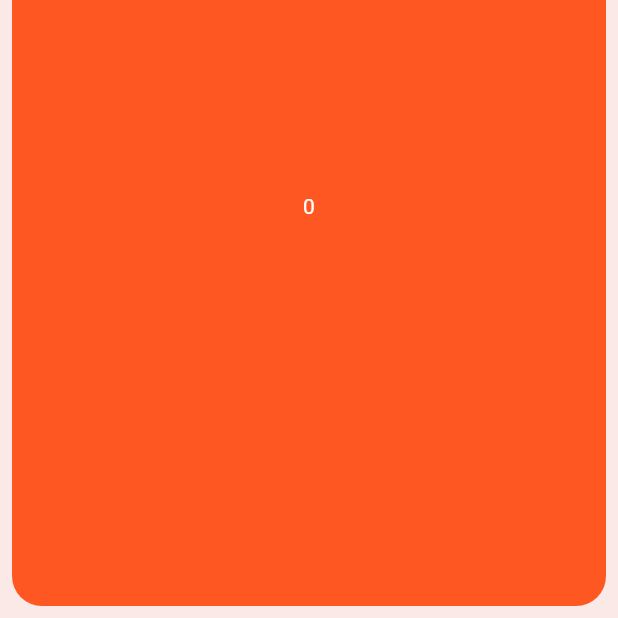
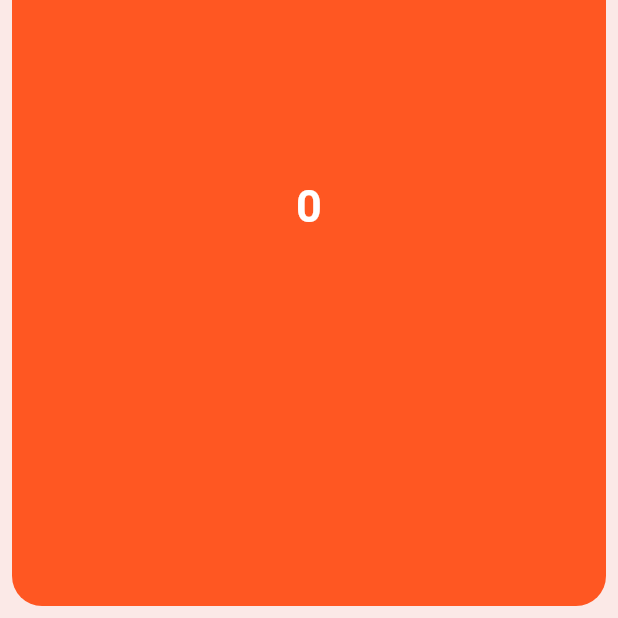
Before and after one commit to tinashemahwenda/calculator, a Flutter app: the screen it shows after launch, on a phone screen of 412 x 824 dp, the part 618-1236 px from its top. Run offline on Flutter 3.47's test engine with Material 2 defaults, Android fonts, the phone set to English and light mode, and no system bars.

Commit message:
Update buttons.dart

```diff
--- a/calc/lib/buttons.dart
+++ b/calc/lib/buttons.dart
@@ -18,7 +18,8 @@ class MyButton extends StatelessWidget {
           child: Center(
             child: Text(
               buttonText,
-              style: TextStyle(color: textColor),
+              style: TextStyle(
+                  color: textColor, fontWeight: FontWeight.bold, fontSize: 30),
             ),
           ),
         ),
```
